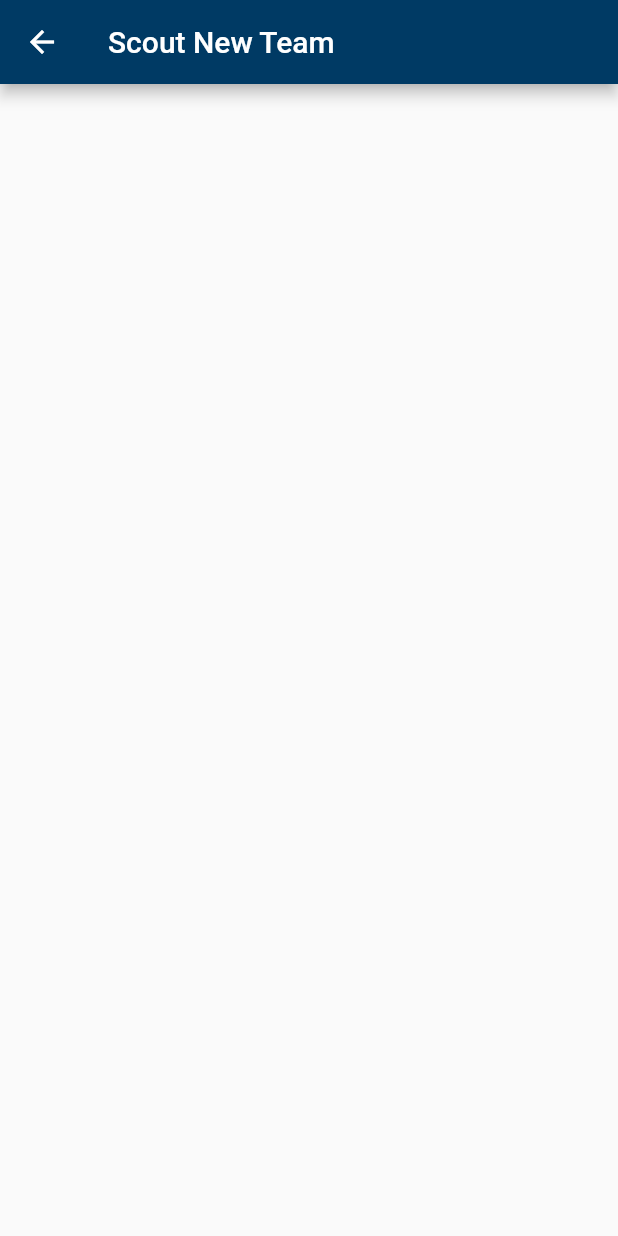
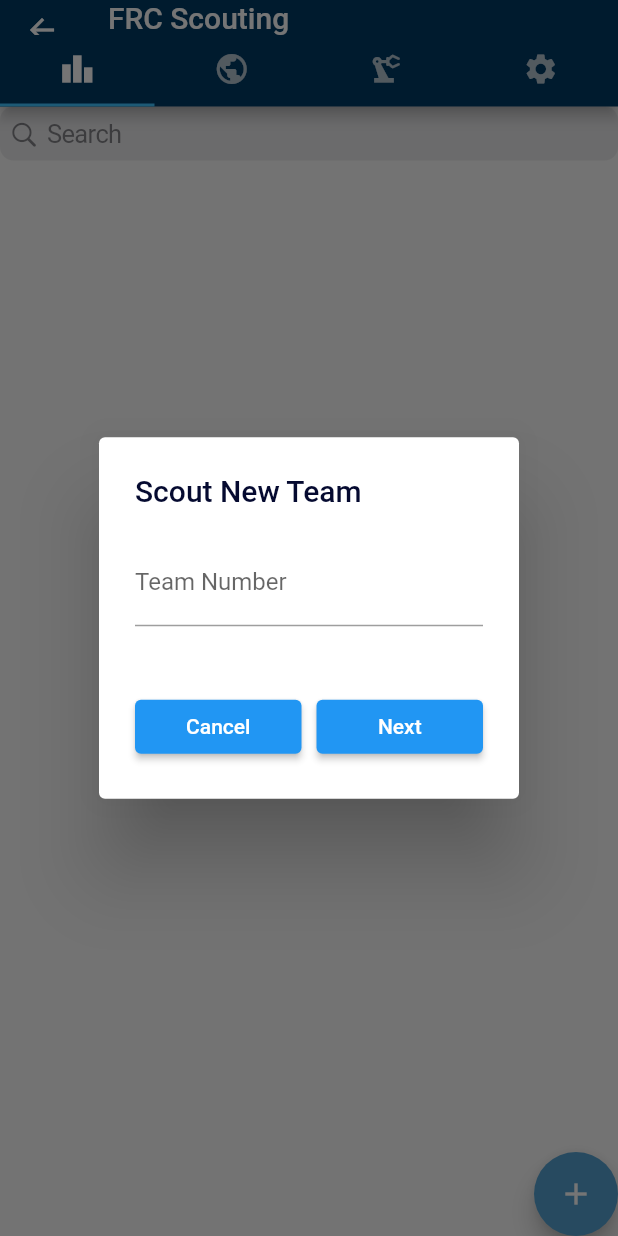
Before and after one commit to caperdue/frcscouting3572, a Flutter app: the TabScreen screen opened by its route, after a tap on the "add" icon, on a phone screen of 412 x 824 dp. Run offline on Flutter 3.47's test engine with Material 2 defaults, Android fonts, the phone set to English and light mode, and no system bars; our stand-ins replace cloud_firestore, firebase_auth, firebase_core, google_sign_in; accounts and stored records are empty.

Commit message:
Added team view and save

```diff
--- a/lib/Constants.dart
+++ b/lib/Constants.dart
@@ -11,3 +11,7 @@ TextStyle theme = TextStyle(
   fontFamily: 'Roboto',
       fontWeight: FontWeight.w600,
 );
+
+TextStyle label = TextStyle(
+  fontWeight: FontWeight.bold,
+);
--- a/lib/Network/db.dart
+++ b/lib/Network/db.dart
@@ -13,7 +13,7 @@ void createUser(int team) {
   users.doc(auth.currentUser!.uid).set(newUser.toJson());
 }
 
-bool checkIfTeamExists(String teamString) {
+bool checkIfTeamExists(String teamString) { //Fix me to use await
   bool exists = false;
   teams.doc(teamString).get().then((team) {
     if (team.exists) {
@@ -22,3 +22,15 @@ bool checkIfTeamExists(String teamString) {
   });
   return exists;
 }
+
+Future<DocumentSnapshot<Map<String, dynamic>>> grabTeam(int team) async {
+  return await user.collection('ScoutData').doc("$team").get();
+}
+
+Future deleteTeam(int team) async {
+  return await user.collection('ScoutData').doc("$team").delete();
+}
+
+Future setTeam(int team, Map<String, dynamic> data) async {
+  return await user.collection('ScoutData').doc("$team").set(data, SetOptions(merge: true));
+}
--- a/lib/Shared/DialogMessage.dart
+++ b/lib/Shared/DialogMessage.dart
@@ -3,6 +3,8 @@ import 'package:flutter/material.dart';
 class DialogMessage extends StatelessWidget {
   final String title;
   final String content;
+
+
 
   DialogMessage({required this.title, required this.content});
 
--- a/lib/Views/Scout.dart
+++ b/lib/Views/Scout.dart
@@ -3,8 +3,10 @@ import 'package:flutter/cupertino.dart';
 import 'package:flutter/material.dart';
 import '../Shared/TeamCard.dart';
 import '../Constants.dart';
-import '../Network/db.dart';
-import '../Views/Subviews/ViewTeam.dart';
+import '../Network/db.dart' as db;
+import '../Views/TeamCreation/TeamInitializer.dart';
+import '../Views/TeamCreation/ViewTeam.dart';
+
 class Scout extends StatefulWidget {
   const Scout({Key? key}) : super(key: key);
 
@@ -13,7 +15,6 @@ class Scout extends StatefulWidget {
 }
 
 class _ScoutState extends State<Scout> {
-  String key = "0";
   TextEditingController searchController = TextEditingController();
   late Stream<QuerySnapshot> teamStream;
   List<dynamic> filteredTeams = <int>[];
@@ -22,24 +23,10 @@ class _ScoutState extends State<Scout> {
     var docs = await teamStream.toList();
     if (docs. false)search)
   }*/
-  final Map<String, Widget> tabs = {
-    '0': Container(
-      child: Icon(
-        Icons.person,
-      ),
-      width: 40.0,
-    ),
-    '1': Container(
-      child: Icon(
-        Icons.groups,
-      ),
-      width: 40.0,
-    ),
-  };
   @override
   void initState() {
     super.initState();
-    teamStream = user.collection('ScoutData').snapshots();
+    teamStream = db.user.collection('ScoutData').snapshots();
   }
 
   @override
@@ -50,36 +37,7 @@ class _ScoutState extends State<Scout> {
       children: <Widget>[
         CupertinoSearchTextField(
           controller: searchController,
-          onChanged: (search) {
-
-
-          },
-        ),
-        Padding(
-          padding: EdgeInsets.only(left: 10.0),
-          child: Row(
-            mainAxisAlignment: MainAxisAlignment.spaceBetween,
-            children: <Widget>[
-              Text(
-                "Viewing: ${key == '0' ? 'My Data' : 'Team\'s Data'}",
-                style: theme,
-              ),
-              Padding(
-                padding: const EdgeInsets.only(top: 5.0, bottom: 5.0),
-                child: CupertinoSegmentedControl(
-                    groupValue: key,
-                    borderColor: kNavy,
-                    selectedColor: kNavy,
-                    unselectedColor: Colors.white,
-                    children: tabs,
-                    onValueChanged: (i) {
-                      setState(() {
-                        key = i.toString();
-                      });
-                    }),
-              ),
-            ],
-          ),
+          onChanged: (search) {},
         ),
         Expanded(
           child: StreamBuilder(
@@ -93,26 +51,49 @@ class _ScoutState extends State<Scout> {
                 return ListView.builder(
                   itemCount: teams.length,
                   itemBuilder: (context, index) {
-                    return Dismissible(
-                      direction: DismissDirection.endToStart,
+                    return GestureDetector(
+                      onTap: () {
+                        int teamNum = teams[index]['number'];
+                        final scoutTeam =
+                            db.grabTeam(teamNum).then((teamSnapshot) {
+                              if (teamSnapshot.exists) {
+                                  Navigator.push(
+                                      context,
+                                      MaterialPageRoute(
+                                          builder: (context) =>
+                                              ViewTeam(
+                                                  team: teamNum, newTeam: false)));
+                              }
+                        });
+                      },
+                      child: Dismissible(
+                        direction: DismissDirection.endToStart,
                         onDismissed: (direction) {
-                          user.collection('ScoutData').doc('${teams[index]['number']}').delete();
+                          print('running');
+                          db.deleteTeam(teams[index]['number']).then((value) {
+                            ScaffoldMessenger.of(context).showSnackBar(SnackBar(
+                                content:
+                                    const Text('Team successfully deleted')));
+                          });
                         },
                         key: Key(index.toString()),
-                        child: TeamCard(number: int.parse(teams[index]['number']), liked: 2),
-                    background: Container(color: kRed),);
+                        child: TeamCard(
+                            number: teams[index]['number'],
+                            liked: teams[index]['likeStatus']),
+                        background: Container(color: kRed),
+                      ),
+                    );
                   },
                 );
               }),
         ),
-        Padding(
-          padding: const EdgeInsets.all(8.0),
+        SafeArea(
           child: FloatingActionButton(
               child: Icon(
                 Icons.add,
               ),
               onPressed: () {
-                Navigator.push(context, MaterialPageRoute(builder: (context) => ViewTeam(null)));
+                showTeamInitializer(this.context);
               }),
         )
       ],
--- a/lib/Views/Subviews/ViewTeam.dart
+++ /dev/null
@@ -1,21 +0,0 @@
-import 'package:flutter/material.dart';
-
-
-class ViewTeam extends StatefulWidget {
-  final int? team;
-  ViewTeam(this.team);
-
-  @override
-  _ViewTeamState createState() => _ViewTeamState();
-}
-
-class _ViewTeamState extends State<ViewTeam> {
-  @override
-  Widget build(BuildContext context) {
-    return Scaffold(
-      appBar: AppBar(
-        title: Text(widget.team == null ? 'Scout New Team' : 'Edit Team ${widget.team}'),
-      ),
-    );
-  }
-}
--- /dev/null
+++ b/lib/Views/TeamCreation/TeamInitializer.dart
@@ -0,0 +1,100 @@
+import 'package:flutter/material.dart';
+import '../../Network/db.dart';
+import 'ViewTeam.dart';
+
+class TeamInitializer extends StatefulWidget {
+  @override
+  _TeamInitializerState createState() => _TeamInitializerState();
+}
+
+class _TeamInitializerState extends State<TeamInitializer> {
+  final formKey = GlobalKey<FormState>();
+  final numberController = TextEditingController();
+
+  int? team;
+  dynamic validateMsg;
+  Future validateTeamExists(String teamNumber) async {
+    validateMsg = null;
+
+    if (teamNumber.isEmpty || teamNumber.trim() == "") {
+      validateMsg = "Please enter a team number";
+      setState(() {});
+      return;
+    }
+    final scoutTeam = await user.collection('ScoutData').doc(teamNumber).get();
+
+    if (scoutTeam.exists) {
+      validateMsg = "Team already exists in your scout list";
+      setState(() {});
+      return;
+    }
+    else if (int.tryParse(teamNumber) == null) {
+      validateMsg = "Team number must be only numeric";
+      setState(() {});
+      return;
+    }
+    else {
+      team = int.parse(teamNumber);
+      setState(() {});
+      return;
+    }
+  }
+
+  @override
+  Widget build(BuildContext context) {
+    return AlertDialog(
+      title: Text('Scout New Team'),
+      content: Form(
+          key: formKey,
+          child: Container(
+            height:150,
+            child: Column(
+              mainAxisAlignment: MainAxisAlignment.spaceBetween,
+              children: <Widget>[
+                TextFormField(
+                  validator: (text) => validateMsg,
+                  controller: numberController,
+                  decoration: InputDecoration(labelText: 'Team Number'),
+                  keyboardType: TextInputType.number,
+                ),
+                Row(
+                  mainAxisAlignment: MainAxisAlignment.spaceBetween,
+                  children: <Widget>[
+                    Expanded(
+                      child: ElevatedButton(
+                        onPressed: () => Navigator.pop(context),
+                        child: Text('Cancel'),
+                      ),
+                    ),
+                    SizedBox(width:10),
+                    Expanded(
+                      child: ElevatedButton(
+                        onPressed: () async {
+                          await validateTeamExists(numberController.text);
+                          if (formKey.currentState!.validate()) {
+                            Navigator.pop(context);
+                            Navigator.push(
+                                context,
+                                MaterialPageRoute(
+                                    builder: (context) => ViewTeam(team: this.team!, newTeam: true)));
+                          }
+                        },
+                        child: Text('Next'),
+                      ),
+                    ),
+                  ],
+                )
+              ],
+            ),
+          )),
+    );
+  }
+}
+
+showTeamInitializer(context) {
+  showDialog(
+      context: context,
+      builder: (BuildContext context) {
+        return TeamInitializer();
+      });
+}
--- a/pubspec.yaml
+++ b/pubspec.yaml
@@ -32,6 +32,7 @@ dependencies:
   firebase_auth: ^3.0.1
   google_sign_in: ^5.0.5
   cloud_firestore: ^2.4.0
+  image_picker: ^0.8.4+1
 
 dev_dependencies:
   flutter_test:
```
Also changed, not shown: lib/Models/ScoutTeam.dart (+15 -11 lines), lib/Shared/TeamCard.dart (+3 -12 lines), lib/Views/TeamCreation/ViewTeam.dart (added, +175 -0 lines), lib/main.dart (+6 -2 lines), pubspec.lock.
